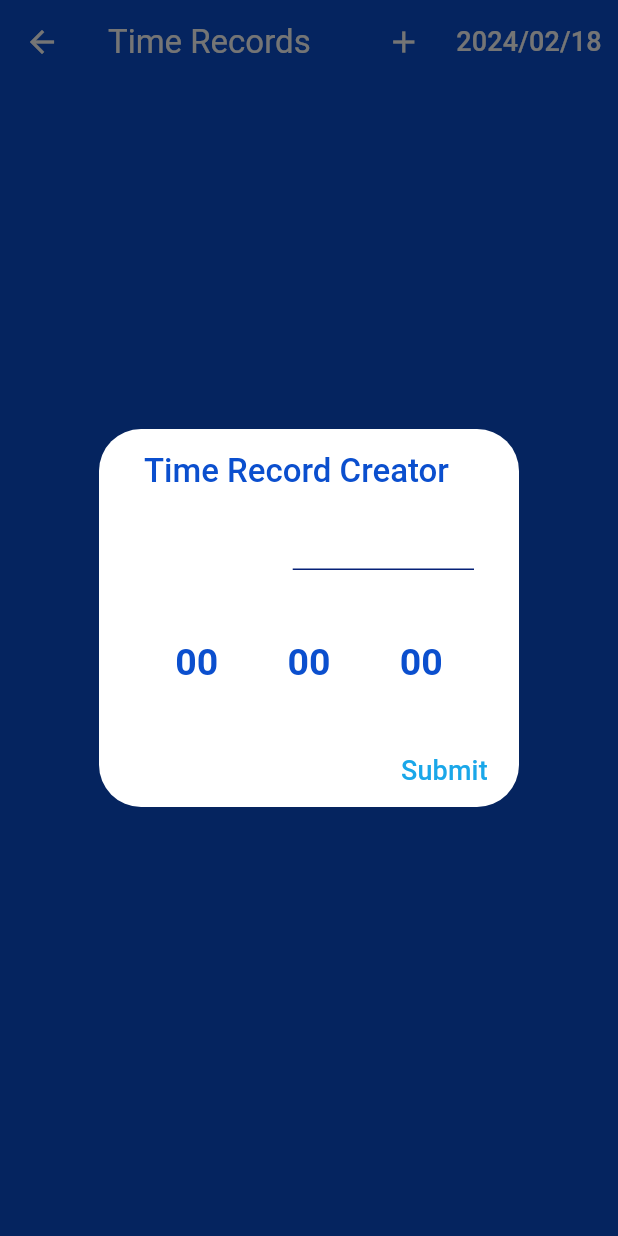
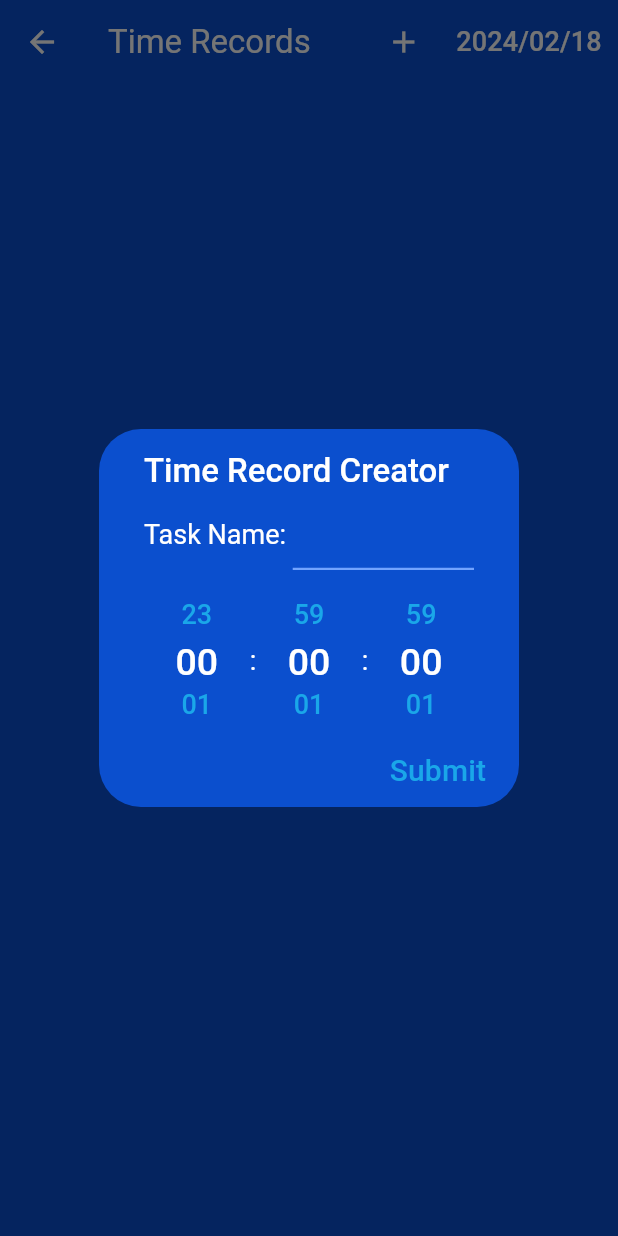
Before and after one commit to VFMiracle/Projeto-App-v0.3, a Flutter app: the TimeRecordPanelView screen opened directly, after a tap on the "add" icon, on a phone screen of 412 x 824 dp. Run offline on Flutter 3.47's test engine with Material 3 defaults, Android fonts, the light colour scheme and no system bars; drawn by our look-alikes of numberpicker; our stand-ins replace flutter_local_notifications, sqflite; accounts and stored records are empty.

Commit message:
Estilização de Dialogs Modificada
Apresenta estilização para a linha inferior dos Text Field.

```diff
--- a/lib/themes/time_editor_theme.dart
+++ b/lib/themes/time_editor_theme.dart
@@ -13,13 +13,14 @@
           fontSize: 20
         ),
         headlineMedium: TextStyle(
-          color: Theme.of(context).colorScheme.secondary,
+          color: Theme.of(context).colorScheme.onPrimary,
           fontSize: 25,
           fontWeight: FontWeight.w500,
         ),
         headlineSmall: TextStyle(
-          color: Theme.of(context).colorScheme.tertiary,
-          fontSize: 15,
+          color: Theme.of(context).colorScheme.secondary,
+          fontSize: 18,
+          fontWeight: FontWeight.w500
         ),
         titleLarge: TextStyle(
           color: Theme.of(context).colorScheme.primary,
--- a/lib/views/routes/cronometer_view.dart
+++ b/lib/views/routes/cronometer_view.dart
@@ -157,7 +157,10 @@
           ),
         ),
       ],
-      content: TextField(controller: nameEdtngCtrlr),
+      content: TextField(
+        controller: nameEdtngCtrlr,
+        style: Theme.of(context).dialogTheme.contentTextStyle,
+      ),
       title: const Text("Name Editor")
     );
   }
--- a/lib/views/widgets/reusable/time_editor_view.dart
+++ b/lib/views/widgets/reusable/time_editor_view.dart
@@ -4,6 +4,7 @@
 import 'package:projeto_time_counter/exception/time_editor/no_text_field_text_exception.dart';
 import 'package:projeto_time_counter/exception/time_editor/time_value_is_zero_exception.dart';
 import 'package:projeto_time_counter/models/widgets/reusable/time_editor_model.dart';
+import 'package:projeto_time_counter/themes/time_editor_theme.dart';
 import 'package:projeto_time_counter/views/widgets/reusable/exception_dialog_view.dart';
 import 'package:provider/provider.dart';
 
@@ -22,14 +23,20 @@
 class TimeEditorViewState extends State<TimeEditorView>{
 
   @override
-  AlertDialog build(BuildContext context){
-    return AlertDialog(
+  Theme build(BuildContext context){
+    return Theme(
+      data: TimeEditorTheme.build(context),
+      child: Builder(
+        builder: (BuildContext context) => AlertDialog(
           actions: [
             TextButton(
               onPressed: () => _submitEditor(context),
               child: Text(
                 "Submit",
-            style: TextStyle(color: Theme.of(context).colorScheme.secondary)
+                style: TextStyle(
+                  color: Theme.of(context).colorScheme.secondary,
+                  fontSize: 20,
+                ),
               ),
             ),
           ],
@@ -40,6 +47,8 @@
             widget._title,
           ),
           titlePadding: const EdgeInsets.fromLTRB(30, 15, 30, 5),
+        ),
+      ),
     );
   }
 
```
Also changed, not shown: lib/themes/main_dialog_theme.dart (+4 -4 lines), lib/themes/main_theme.dart (+14 -0 lines), project_notes/A Fazer.txt (+2 -6 lines). Lines whose indentation alone changed are shown as unchanged.
